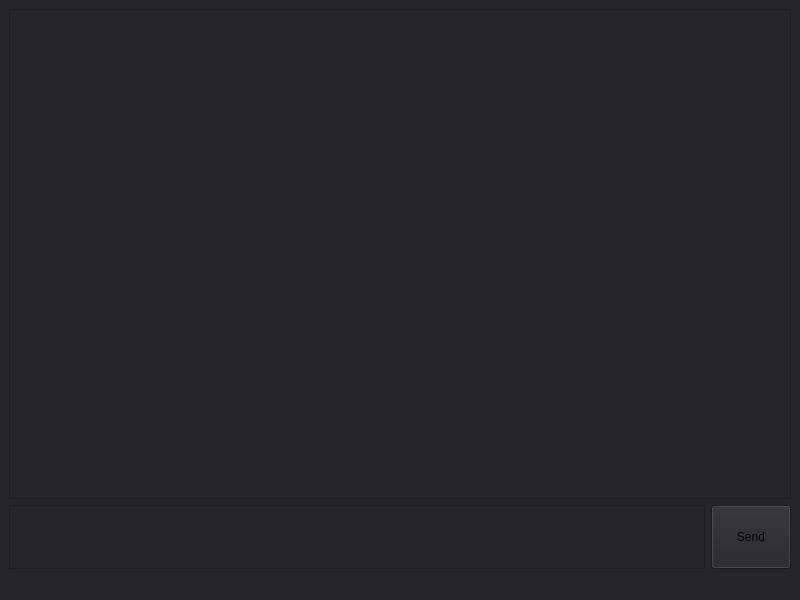
Before: the Qt Designer form mainwindow.ui in BaktaiNorbert/SimpleTCPChat, drawn with Qt 5.
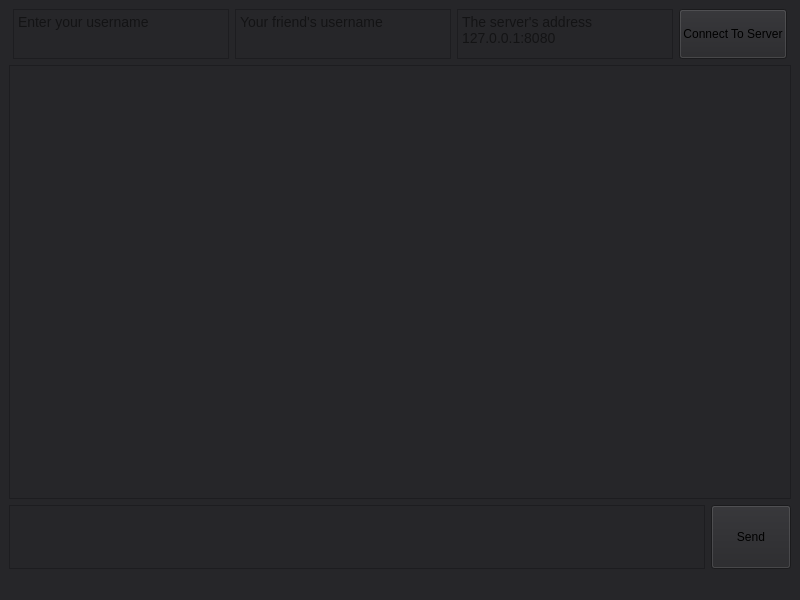
After: the same form once the commit is applied.

Patch:
```diff
--- a/mainwindow.ui
+++ b/mainwindow.ui
@@ -22,6 +22,101 @@
      <layout class="QVBoxLayout" name="verticalLayout" stretch="0">
       <item>
        <layout class="QVBoxLayout" name="verticalLayout_3">
+        <item>
+         <layout class="QHBoxLayout" name="horizontalLayout_2">
+          <property name="leftMargin">
+           <number>4</number>
+          </property>
+          <property name="rightMargin">
+           <number>4</number>
+          </property>
+          <item>
+           <widget class="QPlainTextEdit" name="username">
+            <property name="sizePolicy">
+             <sizepolicy hsizetype="Expanding" vsizetype="Fixed">
+              <horstretch>0</horstretch>
+              <verstretch>0</verstretch>
+             </sizepolicy>
+            </property>
+            <property name="maximumSize">
+             <size>
+              <width>16777215</width>
+              <height>50</height>
+             </size>
+            </property>
+            <property name="styleSheet">
+             <string notr="true">font-size: 14px</string>
+            </property>
+            <property name="placeholderText">
+             <string>Enter your username</string>
+            </property>
+           </widget>
+          </item>
+          <item>
+           <widget class="QPlainTextEdit" name="targetUser">
+            <property name="sizePolicy">
+             <sizepolicy hsizetype="Expanding" vsizetype="Fixed">
+              <horstretch>0</horstretch>
+              <verstretch>0</verstretch>
+             </sizepolicy>
+            </property>
+            <property name="maximumSize">
+             <size>
+              <width>16777215</width>
+              <height>50</height>
+             </size>
+            </property>
+            <property name="styleSheet">
+             <string notr="true">font-size: 14px</string>
+            </property>
+            <property name="placeholderText">
+             <string>Your friend's username</string>
+            </property>
+           </widget>
+          </item>
+          <item>
+           <widget class="QPlainTextEdit" name="IP">
+            <property name="sizePolicy">
+             <sizepolicy hsizetype="Expanding" vsizetype="Fixed">
+              <horstretch>0</horstretch>
+              <verstretch>0</verstretch>
+             </sizepolicy>
+            </property>
+            <property name="maximumSize">
+             <size>
+              <width>16777215</width>
+              <height>50</height>
+             </size>
+            </property>
+            <property name="styleSheet">
+             <string notr="true">font-size: 14px</string>
+            </property>
+            <property name="placeholderText">
+             <string>The server's address 127.0.0.1:8080</string>
+            </property>
+           </widget>
+          </item>
+          <item>
+           <widget class="QPushButton" name="pushButton">
+            <property name="sizePolicy">
+             <sizepolicy hsizetype="Minimum" vsizetype="Fixed">
+              <horstretch>0</horstretch>
+              <verstretch>0</verstretch>
+             </sizepolicy>
+            </property>
+            <property name="maximumSize">
+             <size>
+              <width>16777215</width>
+              <height>50</height>
+             </size>
+            </property>
+            <property name="text">
+             <string>Connect To Server</string>
+            </property>
+           </widget>
+          </item>
+         </layout>
+        </item>
         <item>
          <widget class="QScrollArea" name="scrollArea">
           <property name="focusPolicy">
@@ -42,7 +137,7 @@
              <x>0</x>
              <y>0</y>
              <width>776</width>
-             <height>458</height>
+             <height>400</height>
             </rect>
            </property>
            <property name="sizePolicy">
```
Left out of the diff: 4 changed lines with no effect on the pictures.
